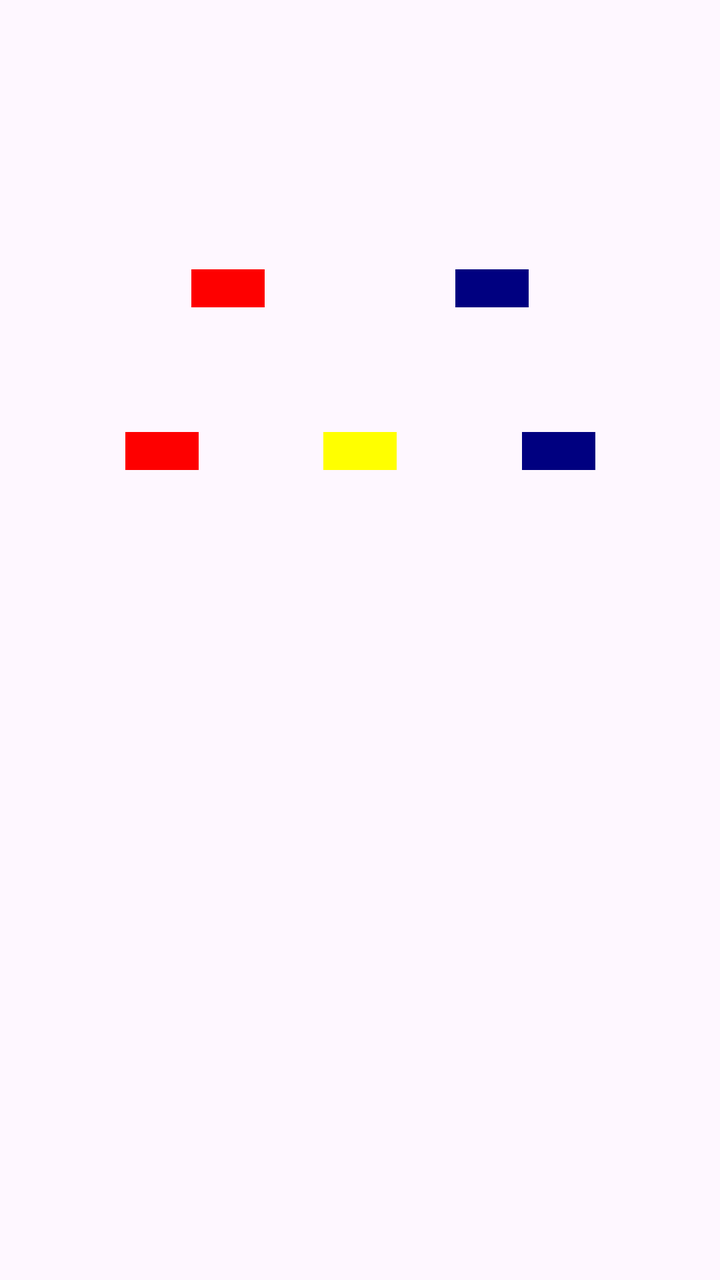
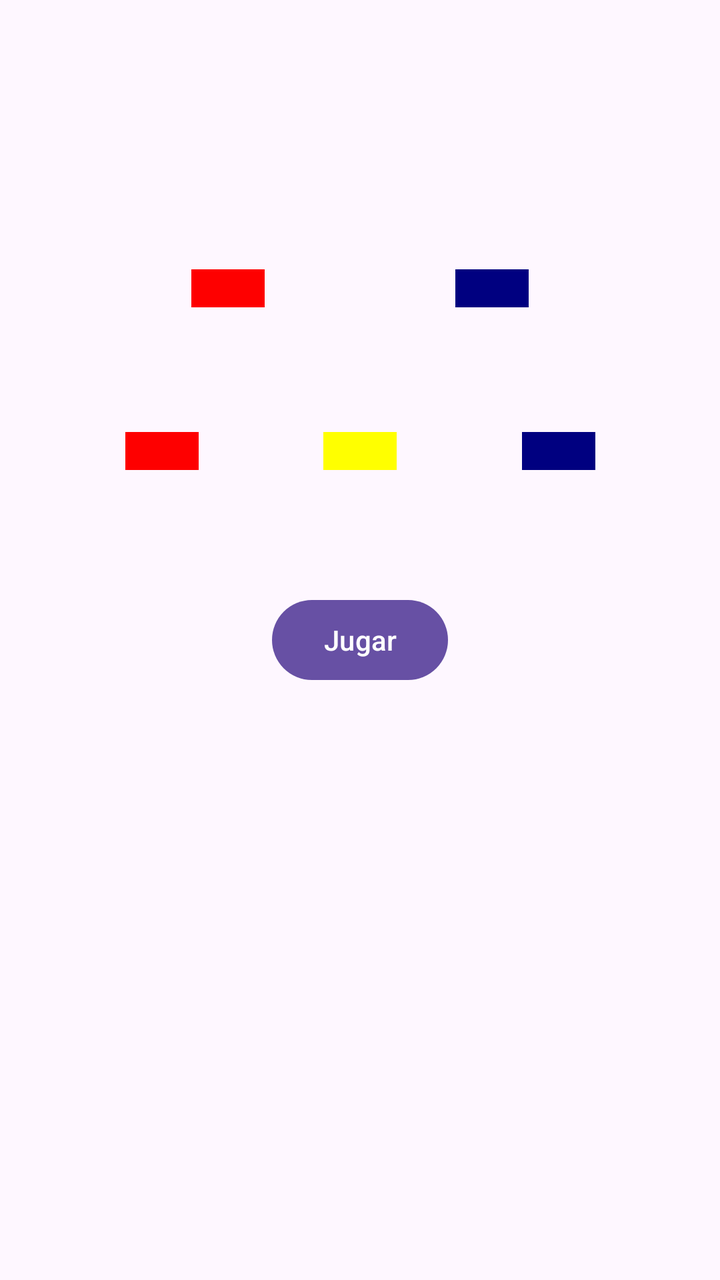

An Android layout rendered at two revisions. The XML below is the earlier revision; the diff shows what the commit changed to produce the second picture.
<!-- AndroidManifest.xml: application theme Theme.JuegoSimon -->
<!-- res/layout/fragmento1facil.xml -->
<?xml version="1.0" encoding="utf-8"?>
<androidx.constraintlayout.widget.ConstraintLayout xmlns:android="http://schemas.android.com/apk/res/android"
    xmlns:app="http://schemas.android.com/apk/res-auto"
    xmlns:tools="http://schemas.android.com/tools"
    android:layout_width="match_parent"
    android:layout_height="match_parent">

    <TextView
        android:id="@+id/textViewJuego1"
        android:layout_width="wrap_content"
        android:layout_height="wrap_content"
        android:background="#FE0000"
        android:text="           "
        app:layout_constraintBottom_toBottomOf="parent"
        app:layout_constraintEnd_toStartOf="@+id/textViewJuego2"
        app:layout_constraintHorizontal_bias="0.5"
        app:layout_constraintStart_toStartOf="parent"
        app:layout_constraintTop_toTopOf="parent"
        app:layout_constraintVertical_bias="0.217" />

    <TextView
        android:id="@+id/textViewJuego2"
        android:layout_width="wrap_content"
        android:layout_height="wrap_content"
        android:background="#000080"
        android:text="           "
        app:layout_constraintBottom_toBottomOf="parent"
        app:layout_constraintEnd_toEndOf="parent"
        app:layout_constraintHorizontal_bias="0.5"
        app:layout_constraintStart_toEndOf="@+id/textViewJuego1"
        app:layout_constraintTop_toTopOf="parent"
        app:layout_constraintVertical_bias="0.217" />

    <TextView
        android:id="@+id/textViewJuego5"
        android:layout_width="wrap_content"
        android:layout_height="wrap_content"
        android:background="#000080"
        android:text="           "
        app:layout_constraintBottom_toBottomOf="parent"
        app:layout_constraintEnd_toEndOf="parent"
        app:layout_constraintHorizontal_bias="0.5"
        app:layout_constraintStart_toEndOf="@+id/textViewJuego4"
        app:layout_constraintTop_toTopOf="parent"
        app:layout_constraintVertical_bias="0.348" />

    <TextView
        android:id="@+id/textViewJuego3"
        android:layout_width="wrap_content"
        android:layout_height="wrap_content"
        android:background="#FE0000"
        android:text="           "
        app:layout_constraintBottom_toBottomOf="parent"
        app:layout_constraintEnd_toStartOf="@+id/textViewJuego4"
        app:layout_constraintHorizontal_bias="0.5"
        app:layout_constraintStart_toStartOf="parent"
        app:layout_constraintTop_toTopOf="parent"
        app:layout_constraintVertical_bias="0.348" />

    <TextView
        android:id="@+id/textViewJuego4"
        android:layout_width="wrap_content"
        android:layout_height="wrap_content"
        android:background="#FFFF00"
        android:text="           "
        app:layout_constraintBottom_toBottomOf="parent"
        app:layout_constraintEnd_toStartOf="@+id/textViewJuego5"
        app:layout_constraintHorizontal_bias="0.5"
        app:layout_constraintStart_toEndOf="@+id/textViewJuego3"
        app:layout_constraintTop_toTopOf="parent"
        app:layout_constraintVertical_bias="0.348" />

</androidx.constraintlayout.widget.ConstraintLayout>
<!-- resources referenced by this layout -->
<resources>
  <style name="Theme.JuegoSimon" parent="Base.Theme.JuegoSimon" />
  <style name="Base.Theme.JuegoSimon" parent="Theme.Material3.DayNight.NoActionBar">
          
          
      </style>
</resources>

<!-- the commit's change to res/layout/fragmento1facil.xml (unified diff, before → after) -->
@@ -70,4 +70,15 @@
         app:layout_constraintTop_toTopOf="parent"
         app:layout_constraintVertical_bias="0.348" />
 
+    <Button
+        android:id="@+id/button1"
+        android:layout_width="wrap_content"
+        android:layout_height="wrap_content"
+        android:onClick="empezarJuego"
+        android:text="Jugar"
+        app:layout_constraintBottom_toBottomOf="parent"
+        app:layout_constraintEnd_toEndOf="parent"
+        app:layout_constraintStart_toStartOf="parent"
+        app:layout_constraintTop_toTopOf="parent" />
+
 </androidx.constraintlayout.widget.ConstraintLayout>
